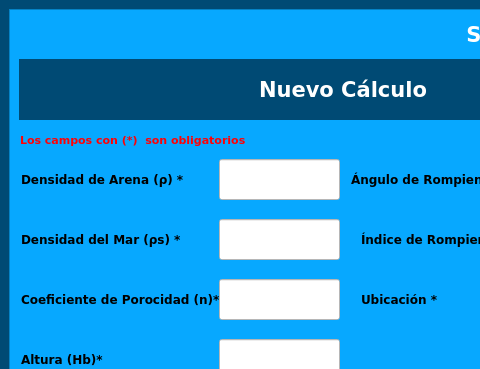
Qt form gui/nuevoCalculo.ui (dariel-cabrera/SGCTS-GeoCuba-pyqt) before a commit; both pictures show x 0 to 480 and y 0 to 369 of the 674 by 549 pixel window.
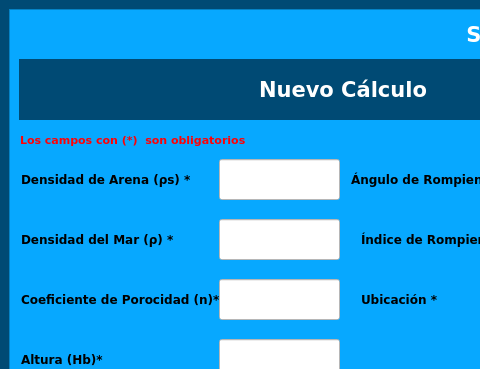
The same form after that commit.

Commit message: Label de Error en Editar Calculo

```diff
--- a/gui/nuevoCalculo.ui
+++ b/gui/nuevoCalculo.ui
@@ -100,7 +100,7 @@
         </font>
        </property>
        <property name="text">
-        <string>Densidad de Arena (ρ) *</string>
+        <string>Densidad de Arena (ρs) *</string>
        </property>
       </widget>
       <widget class="QLineEdit" name="lineEdit_densidadArena">
@@ -140,7 +140,7 @@
         </font>
        </property>
        <property name="text">
-        <string>Densidad del Mar (ρs) *</string>
+        <string>Densidad del Mar (ρ) *</string>
        </property>
       </widget>
       <widget class="QLineEdit" name="lineEdit_DensidadMar">
```
The commit also changes 4 other files.
